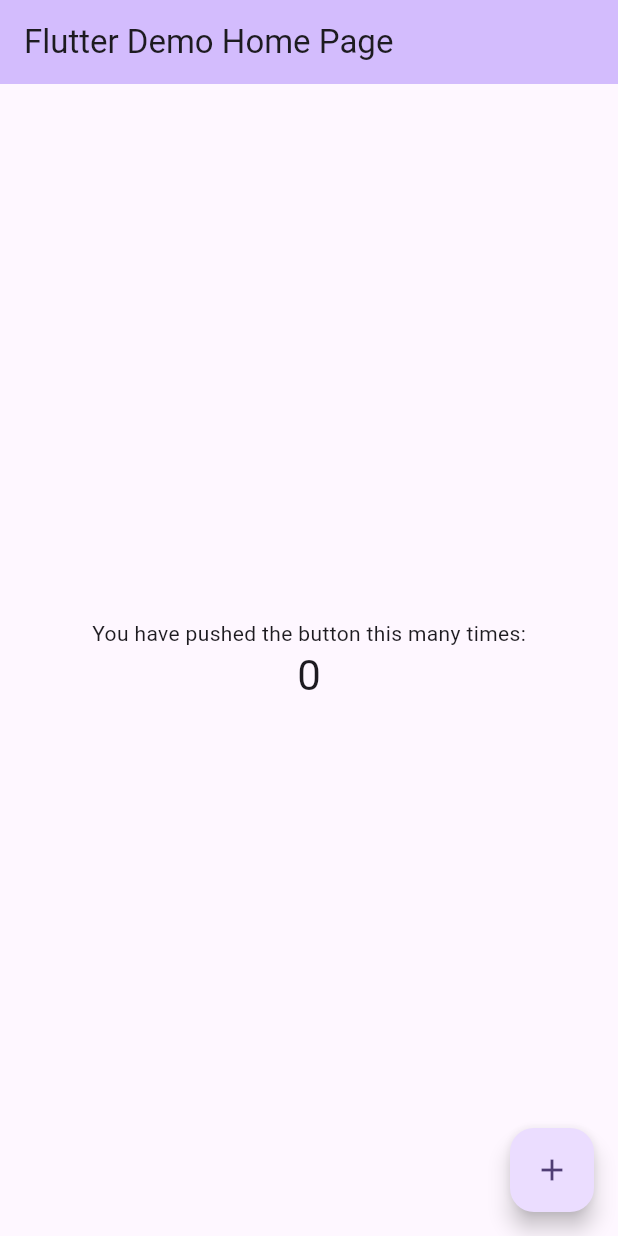
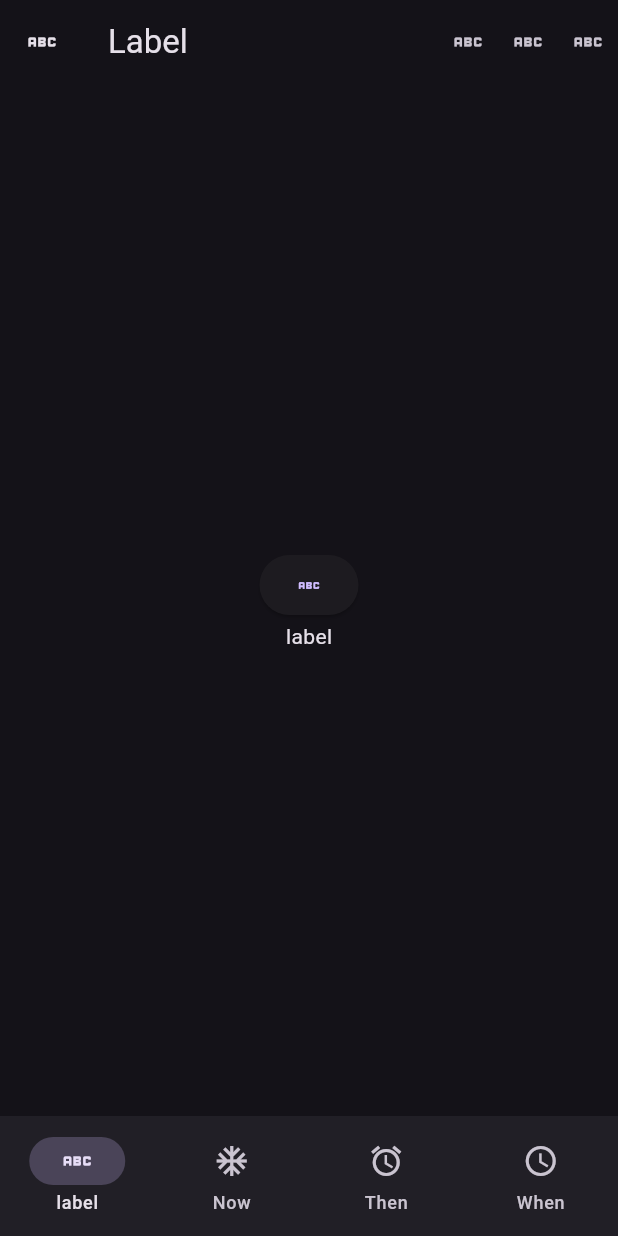
Before and after one commit to MooDevArts/playground, a Flutter app: the screen it shows after launch, on a phone screen of 412 x 824 dp. Run offline on Flutter 3.47's test engine with Material 3 defaults, Android fonts, the phone set to English and light mode, and no system bars.

Commit message:
Play with Stateful Widgets and variables

```diff
--- /dev/null
+++ b/devtools_options.yaml
@@ -0,0 +1,3 @@
+description: This file stores settings for Dart & Flutter DevTools.
+documentation: https://docs.flutter.dev/tools/devtools/extensions#configure-extension-enablement-states
+extensions:
--- a/lib/main.dart
+++ b/lib/main.dart
@@ -1,5 +1,4 @@
 import 'package:flutter/material.dart';
-import 'package:provider/provider.dart';
 
 void main() {
   runApp(const MyApp());
@@ -11,68 +10,119 @@ class MyApp extends StatelessWidget {
   @override
   Widget build(BuildContext context) {
     return MaterialApp(
-      title: 'Flutter Demo',
+      title: "Hima",
+      // debugShowMaterialGrid: true,
+      color: Colors.red,
+      home: MyHomePage(),
       theme: ThemeData(
-        colorScheme: ColorScheme.fromSeed(seedColor: Colors.deepPurple),
+        // buttonTheme: ButtonThemeData(buttonColor: Colors.red),
+        brightness: Brightness.dark,
+        // bottomNavigationBarTheme: BottomNavigationBarThemeData(
+        // backgroundColor: Colors.red,
+        // ),
       ),
-      home: const MyHomePage(title: 'Flutter Demo Home Page'),
     );
   }
 }
 
 class MyHomePage extends StatefulWidget {
-  const MyHomePage({super.key, required this.title});
-
-  final String title;
+  const MyHomePage({super.key});
 
   @override
   State<MyHomePage> createState() => _MyHomePageState();
 }
 
 class _MyHomePageState extends State<MyHomePage> {
-  int _counter = 0;
-
-  void _incrementCounter() {
-    setState(() {
-      _counter++;
-    });
-  }
+  int selectedIndex = 0;
+  late Widget title;
+  late Widget currentIcon;
 
   @override
   Widget build(BuildContext context) {
+    Widget body;
+    switch (selectedIndex) {
+      case 0:
+        currentIcon = Icon(Icons.abc);
+        body = Center(
+          child: Column(
+            mainAxisAlignment: MainAxisAlignment.center,
+            children: [
+              ElevatedButton(onPressed: () {}, child: currentIcon),
+              Text("label"),
+            ],
+          ),
+        );
+        title = Text("Label");
+        break;
+      case 1:
+        currentIcon = Icon(Icons.ac_unit);
+        body = Center(
+          child: Column(
+            mainAxisAlignment: MainAxisAlignment.center,
+            children: [
+              ElevatedButton(onPressed: () {}, child: currentIcon),
+              Text("Now"),
+            ],
+          ),
+        );
+        title = Text("Now");
+        break;
+      case 2:
+        currentIcon = Icon(Icons.access_alarm);
+
+        body = Center(
+          child: Column(
+            mainAxisAlignment: MainAxisAlignment.center,
+            children: [
+              ElevatedButton(onPressed: () {}, child: currentIcon),
+              Text("Then"),
+            ],
+          ),
+        );
+        title = Text("Then");
+        break;
+      case 3:
+        currentIcon = Icon(Icons.access_time);
+        body = Center(
+          child: Column(
+            mainAxisAlignment: MainAxisAlignment.center,
+            children: [
+              ElevatedButton(onPressed: () {}, child: currentIcon),
+              Text("When"),
+            ],
+          ),
+        );
+        title = Text("When");
+        break;
+      default:
+        throw UnimplementedError('no widget for $selectedIndex');
+    }
+
     return Scaffold(
       appBar: AppBar(
-        backgroundColor: Theme.of(context).colorScheme.inversePrimary,
-        title: Text(widget.title),
+        title: title,
+        leading: currentIcon,
+        actions: [
+          Padding(padding: const EdgeInsets.all(8.0), child: currentIcon),
+          Padding(padding: const EdgeInsets.all(8.0), child: currentIcon),
+          Padding(padding: const EdgeInsets.all(8.0), child: currentIcon),
+        ],
       ),
-      body: Center(
-        child: Column(
-          mainAxisAlignment: MainAxisAlignment.center,
-          children: <Widget>[
-            const Text('You have pushed the button this many times:'),
-            Text(
-              '$_counter',
-              style: Theme.of(context).textTheme.headlineMedium,
-            ),
-          ],
-        ),
-      ),
-      floatingActionButton: FloatingActionButton(
-        onPressed: _incrementCounter,
-        tooltip: 'Increment',
-        child: const Icon(Icons.add),
+      body: body,
+      bottomNavigationBar: NavigationBar(
+        onDestinationSelected: (n) {
+          setState(() {
+            selectedIndex = n;
+          });
+        },
+        selectedIndex: selectedIndex,
+        destinations: [
+          NavigationDestination(icon: Icon(Icons.abc), label: "label"),
+          NavigationDestination(icon: Icon(Icons.ac_unit), label: "Now"),
+          NavigationDestination(icon: Icon(Icons.access_alarm), label: "Then"),
+          NavigationDestination(icon: Icon(Icons.access_time), label: "When"),
+        ],
       ),
     );
   }
 }
-
-class CounterState with ChangeNotifier {
-  int _counter = 0;
-
-  int get counter => _counter;
-
-  void increment() {
-    _counter++;
-    notifyListeners();
-  }
-}
```
